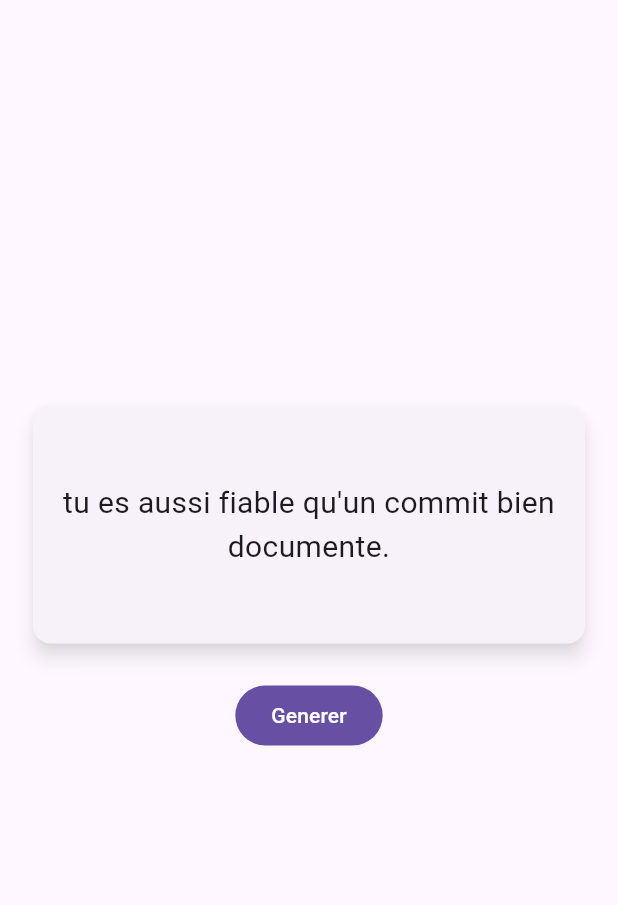
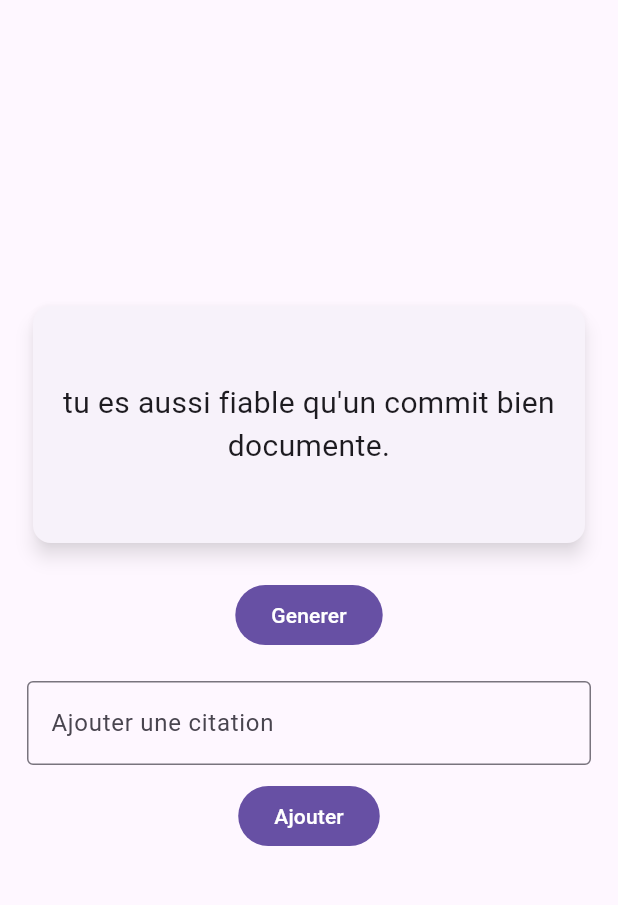
Before and after one commit to Herimanjaka007/quotes-app, a Flutter app: the screen it shows after launch, on a phone screen of 412 x 824 dp, the part 84-989 px from its top. Run offline on Flutter 3.47's test engine with Material 3 defaults, Android fonts, the phone set to English and light mode, and no system bars.

Commit message:
champ et bouton ajouter dans view

```diff
--- a/lib/views/quote_view.dart
+++ b/lib/views/quote_view.dart
@@ -10,11 +10,19 @@ class QuoteView extends StatefulWidget {
 }
 
 class QuoteViewState extends State<QuoteView> {
+  final TextEditingController _quoteController = TextEditingController();
+
+  @override
+  void dispose() {
+    _quoteController.dispose();
+    super.dispose();
+  }
+
   @override
   Widget build(BuildContext context) {
     final quote = Provider.of<QuoteController>(context);
 
-    return (Scaffold(
+    return Scaffold(
       appBar: AppBar(
         title: const Text("Random Dev Quotes"),
         backgroundColor: const Color.fromARGB(255, 123, 22, 255),
@@ -42,12 +50,37 @@ class QuoteViewState extends State<QuoteView> {
                 height: 20,
               ),
               FilledButton(
-                  onPressed: () => quote.randomQuotes(),
-                  child: const Text("Generer"))
+                onPressed: () => setState(() => quote.randomQuotes()),
+                child: const Text("Generer"),
+              ),
+              const SizedBox(
+                height: 20,
+              ),
+              TextField(
+                controller: _quoteController,
+                decoration: InputDecoration(
+                  border: OutlineInputBorder(),
+                  labelText: "Ajouter une citation",
+                  hintText: "Entrez une citation ici",
+                ),
+              ),
+              const SizedBox(
+                height: 10,
+              ),
+              FilledButton(
+                onPressed: () {
+                  final newQuote = _quoteController.text.trim();
+                  if (newQuote.isNotEmpty) {
+                    // quote.addQuote(newQuote); //ito ilay fonction "ajouter" addquote efa poinss
+                    _quoteController.clear();
+                  }
+                },
+                child: const Text("Ajouter"),
+              ),
             ],
           ),
         ),
       ),
-    ));
+    );
   }
 }
```
